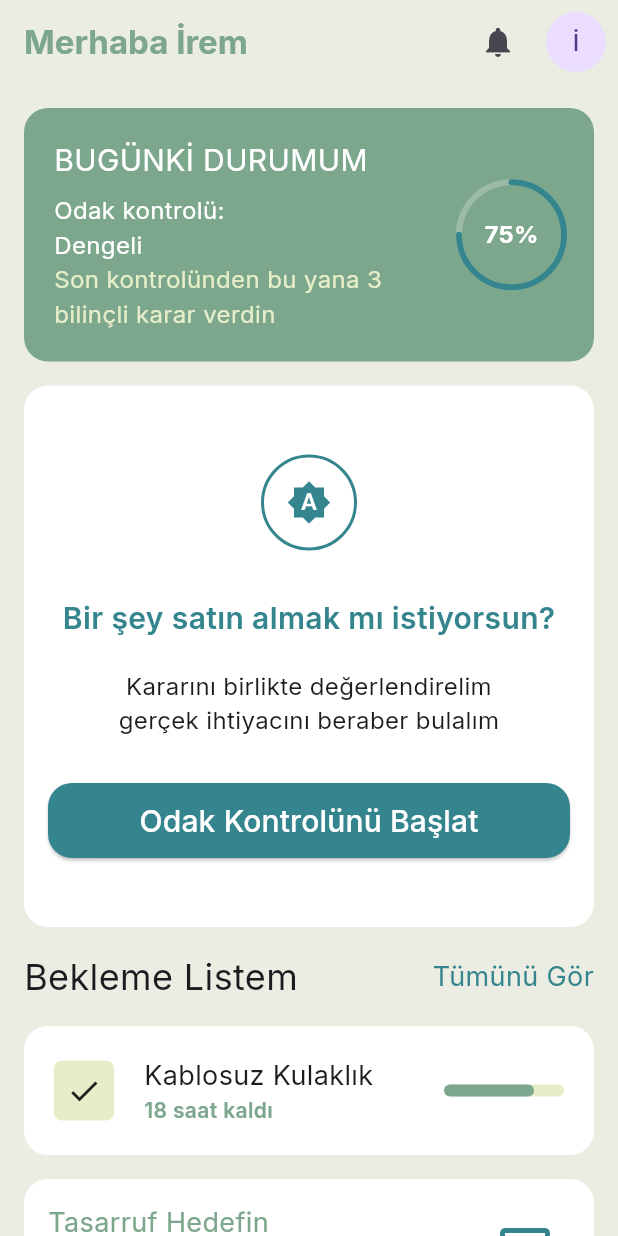
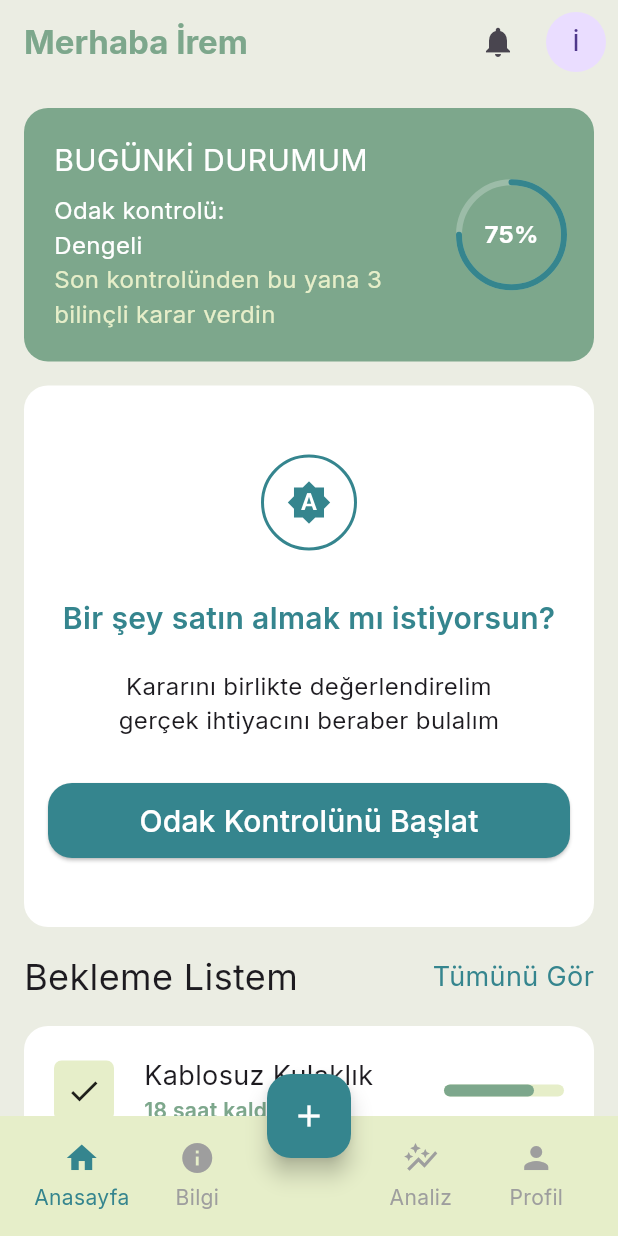
Before and after one commit to sceneup/bagimlilikla_mucadele, a Flutter app: the screen it shows after launch, on a phone screen of 412 x 824 dp. Run offline on Flutter 3.47's test engine with Material 3 defaults, Android fonts, the phone set to English and light mode, and no system bars; our stand-ins replace go_router.

Commit message:
bottombar eklendi

```diff
--- /dev/null
+++ b/lib/core/routers/app_router.dart
@@ -0,0 +1,61 @@
+import 'package:bagimlilik/core/routers/main_shell.dart';
+import 'package:bagimlilik/features/analiz/analiz_view.dart';
+import 'package:bagimlilik/features/anasayfa/views/anasayfa_view.dart';
+import 'package:bagimlilik/features/bilgi/bilgi_view.dart';
+import 'package:bagimlilik/features/profil/views/profil_view.dart';
+import 'package:go_router/go_router.dart';
+
+final GoRouter appRouter = GoRouter(
+  initialLocation: '/anasayfa',
+  routes: [
+    StatefulShellRoute.indexedStack(
+      builder: (context, state, navigationShell) {
+        return MainShell(
+          navigationShell: navigationShell,
+        );
+      },
+      branches: [
+        StatefulShellBranch(
+          routes: [
+            GoRoute(
+              path: '/anasayfa',
+              builder: (context, state) {
+                return const AnasayfaView();
+              },
+            ),
+          ],
+        ),
+        StatefulShellBranch(
+          routes: [
+            GoRoute(
+              path: '/bilgi',
+              builder: (context, state) {
+                return const BilgiView();
+              },
+            ),
+          ],
+        ),
+        StatefulShellBranch(
+          routes: [
+            GoRoute(
+              path: '/analiz',
+              builder: (context, state) {
+                return const AnalizView();
+              },
+            ),
+          ],
+        ),
+        StatefulShellBranch(
+          routes: [
+            GoRoute(
+              path: '/profil',
+              builder: (context, state) {
+                return const ProfilView();
+              },
+            ),
+          ],
+        ),
+      ],
+    ),
+  ],
+);
--- /dev/null
+++ b/lib/core/routers/main_shell.dart
@@ -0,0 +1,34 @@
+import 'package:bagimlilik/core/colors/app_colors.dart';
+import 'package:bagimlilik/core/widgets/BottomBar/custom_bottom_bar.dart';
+import 'package:flutter/material.dart';
+import 'package:go_router/go_router.dart';
+
+class MainShell extends StatelessWidget {
+  final StatefulNavigationShell navigationShell;
+
+  const MainShell({
+    super.key,
+    required this.navigationShell,
+  });
+
+  @override
+  Widget build(BuildContext context) {
+    return Scaffold(
+      body: navigationShell,
+      bottomNavigationBar: CustomBottomBar(
+        currentIndex: navigationShell.currentIndex,
+        onItemSelected: (index) {
+          navigationShell.goBranch(index);
+        },
+      ),
+      floatingActionButton: FloatingActionButton(
+        onPressed: () {},
+        backgroundColor: AppColors.accent,
+        foregroundColor: Colors.white,
+        child: const Icon(Icons.add),
+      ),
+      floatingActionButtonLocation:
+      FloatingActionButtonLocation.centerDocked,
+    );
+  }
+}
--- /dev/null
+++ b/lib/core/widgets/BottomBar/bottom_bar_item.dart
@@ -0,0 +1,34 @@
+import 'package:bagimlilik/core/colors/app_colors.dart';
+import 'package:flutter/material.dart';
+
+class BottomBarItem extends StatelessWidget {
+  final IconData icon;
+  final String label;
+  final bool isSelected;
+  final VoidCallback onTap;
+  const BottomBarItem({
+        super.key,
+        required this.icon,
+        required this.label,
+        required this.isSelected,
+        required this.onTap,
+  });
+
+  @override
+  Widget build(BuildContext context) {
+    final color = isSelected
+    ? AppColors.accent
+        : Colors.grey;
+    return InkWell(
+      onTap: onTap,
+      child: Column(
+        mainAxisSize: MainAxisSize.min,
+        children: [
+          Icon(icon, color: color),
+          const SizedBox(height: 4,),
+          Text(label,style: TextStyle(color: color ),),
+        ],
+      ),
+    );
+  }
+}
--- /dev/null
+++ b/lib/core/widgets/BottomBar/custom_bottom_bar.dart
@@ -0,0 +1,57 @@
+import 'package:bagimlilik/core/colors/app_colors.dart';
+import 'package:bagimlilik/core/widgets/BottomBar/bottom_bar_item.dart';
+import 'package:flutter/material.dart';
+
+class CustomBottomBar extends StatelessWidget {
+  final int currentIndex;
+  final ValueChanged<int> onItemSelected;
+  const CustomBottomBar({
+    super.key,
+    required this.currentIndex,
+    required this.onItemSelected
+  });
+
+  @override
+  Widget build(BuildContext context) {
+    return BottomAppBar(
+      color: AppColors.secondaryContainer,
+      child: Row(
+        children: [
+          Expanded(
+              child: BottomBarItem(
+                icon: Icons.home,
+                label: 'Anasayfa',
+                isSelected: currentIndex == 0,
+                onTap: () => onItemSelected(0),
+              )
+          ),
+          Expanded(
+              child: BottomBarItem(
+                icon: Icons.info,
+                label: 'Bilgi',
+                isSelected: currentIndex == 1,
+                onTap: () => onItemSelected(1),
+              )
+          ),
+          SizedBox(width: 72,),
+          Expanded(
+              child: BottomBarItem(
+                icon: Icons.auto_graph,
+                label: 'Analiz',
+                isSelected: currentIndex == 2,
+                onTap: () => onItemSelected(2),
+              )
+          ),
+          Expanded(
+              child: BottomBarItem(
+                icon: Icons.person,
+                label: 'Profil',
+                isSelected: currentIndex == 3,
+                onTap: () => onItemSelected(3),
+              )
+          ),
+        ],
+      ),
+    );
+  }
+}
--- /dev/null
+++ b/lib/features/analiz/analiz_view.dart
@@ -0,0 +1,10 @@
+import 'package:flutter/material.dart';
+
+class AnalizView extends StatelessWidget {
+  const AnalizView({super.key});
+
+  @override
+  Widget build(BuildContext context) {
+    return const Placeholder();
+  }
+}
--- a/lib/features/anasayfa/views/anasayfa_view.dart
+++ b/lib/features/anasayfa/views/anasayfa_view.dart
@@ -1,3 +1,4 @@
+import 'package:bagimlilik/core/widgets/BottomBar/custom_bottom_bar.dart';
 import 'package:bagimlilik/core/widgets/custom_app_bar.dart';
 import 'package:bagimlilik/features/anasayfa/widgets/HaftalikKart/haftalik_kart.dart';
 import 'package:bagimlilik/features/anasayfa/widgets/HedefKart/hedef_kart.dart';
@@ -13,7 +14,7 @@ class AnasayfaView extends StatelessWidget {
 
   @override
   Widget build(BuildContext context) {
-    return const Scaffold(
+    return Scaffold(
       backgroundColor: Color(0xFFEBEDE3),
       appBar: CustomAppBar(
         title: 'Merhaba İrem',
@@ -40,7 +41,6 @@ class AnasayfaView extends StatelessWidget {
               const SizedBox(height: 16,),
               HaftalikKart(),
               const SizedBox(height: 16,),
-
             ],
           ),
         ),
--- /dev/null
+++ b/lib/features/bilgi/bilgi_view.dart
@@ -0,0 +1,10 @@
+import 'package:flutter/material.dart';
+
+class BilgiView extends StatelessWidget {
+  const BilgiView({super.key});
+
+  @override
+  Widget build(BuildContext context) {
+    return const Placeholder();
+  }
+}
--- /dev/null
+++ b/lib/features/profil/views/profil_view.dart
@@ -0,0 +1,10 @@
+import 'package:flutter/material.dart';
+
+class ProfilView extends StatelessWidget {
+  const ProfilView({super.key});
+
+  @override
+  Widget build(BuildContext context) {
+    return const Placeholder();
+  }
+}
--- a/lib/main.dart
+++ b/lib/main.dart
@@ -1,3 +1,4 @@
+import 'package:bagimlilik/core/routers/app_router.dart';
 import 'package:bagimlilik/features/anasayfa/views/anasayfa_view.dart';
 import 'package:flutter/material.dart';
 
@@ -11,13 +12,13 @@ class MyApp extends StatelessWidget {
   // This widget is the root of your application.
   @override
   Widget build(BuildContext context) {
-    return MaterialApp(
+    return MaterialApp.router(
+      debugShowCheckedModeBanner: false,
       title: 'Flutter Demo',
-      debugShowCheckedModeBanner: false,
       theme: ThemeData(
         fontFamily: 'Inter',
       ),
-      home: const AnasayfaView(),
+      routerConfig: appRouter,
     );
   }
 }
--- a/pubspec.yaml
+++ b/pubspec.yaml
@@ -34,11 +34,13 @@ dependencies:
   # The following adds the Cupertino Icons font to your application.
   # Use with the CupertinoIcons class for iOS style icons.
   cupertino_icons: ^1.0.8
+  go_router: ^17.2.3
 
 
 dev_dependencies:
   flutter_test:
     sdk: flutter
+
 
   # The "flutter_lints" package below contains a set of recommended lints to
   # encourage good coding practices. The lint set provided by the package is
```
Also changed, not shown: pubspec.lock.
